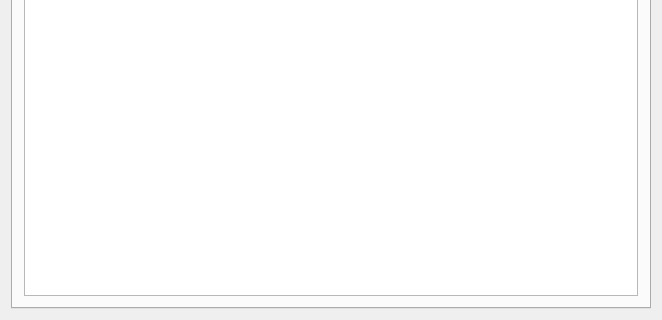
First picture: the form in src/FormFiles/MainForm.ui, repository arennuit/iisuoscbridge, before the edit; both pictures show x 0 to 662 and y 299 to 619 of the 662 by 619 pixel window.
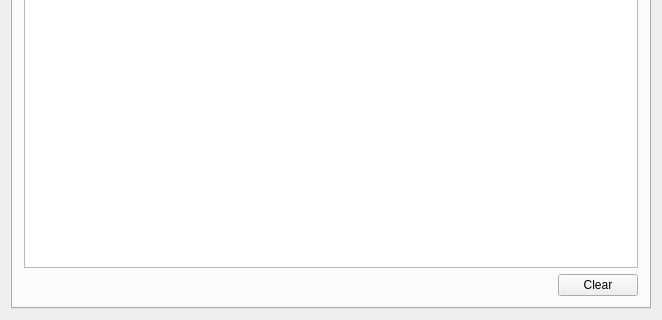
Second picture: the form after the edit. The open tabs and pages were chosen to show the change. Icons and pictures are not drawn.

Commit message: Added a clear log button.

Diff of the .ui file:
```diff
--- a/src/FormFiles/MainForm.ui
+++ b/src/FormFiles/MainForm.ui
@@ -852,6 +852,8 @@
        </attribute>
        <layout class="QVBoxLayout" name="verticalLayout_3">
         <item>
+         <layout class="QVBoxLayout" name="verticalLayout_6">
+          <item>
          <widget class="QPlainTextEdit" name="m_logTextEdit">
           <property name="sizePolicy">
            <sizepolicy hsizetype="Expanding" vsizetype="Expanding">
@@ -860,6 +862,32 @@
            </sizepolicy>
           </property>
          </widget>
+          </item>
+          <item>
+           <layout class="QHBoxLayout" name="horizontalLayout_7">
+            <item>
+             <spacer name="horizontalSpacer_2">
+              <property name="orientation">
+               <enum>Qt::Horizontal</enum>
+              </property>
+              <property name="sizeHint" stdset="0">
+               <size>
+                <width>40</width>
+                <height>20</height>
+               </size>
+              </property>
+             </spacer>
+            </item>
+            <item>
+             <widget class="QPushButton" name="m_clearLogButton">
+              <property name="text">
+               <string>Clear</string>
+              </property>
+             </widget>
+            </item>
+           </layout>
+          </item>
+         </layout>
         </item>
        </layout>
       </widget>
```
Lines whose indentation alone changed are shown as unchanged. The commit also changes 2 other files.
